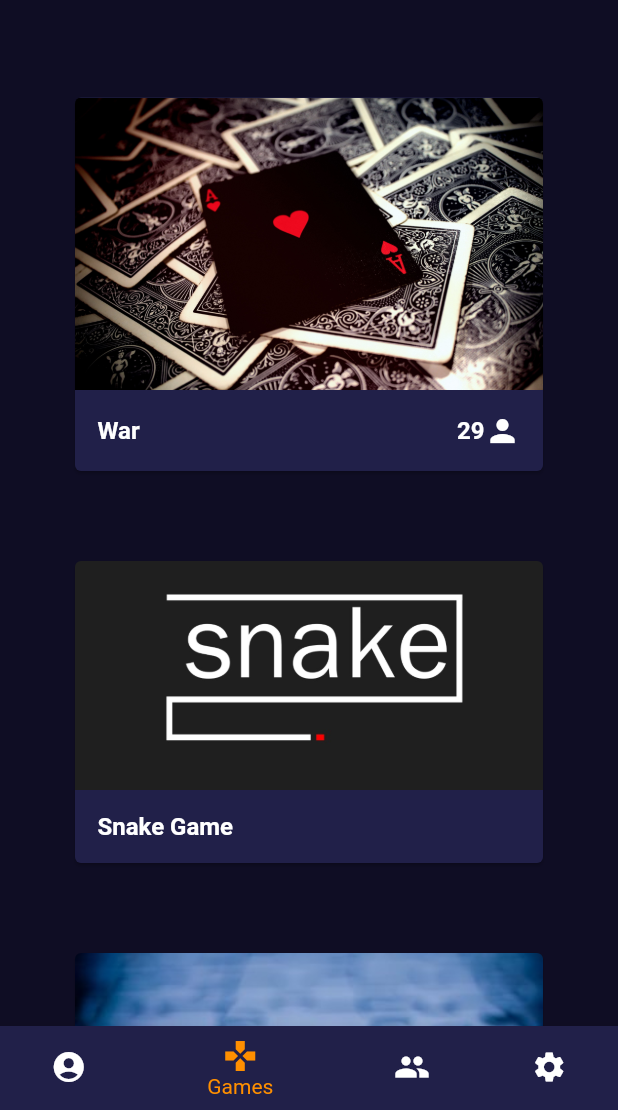
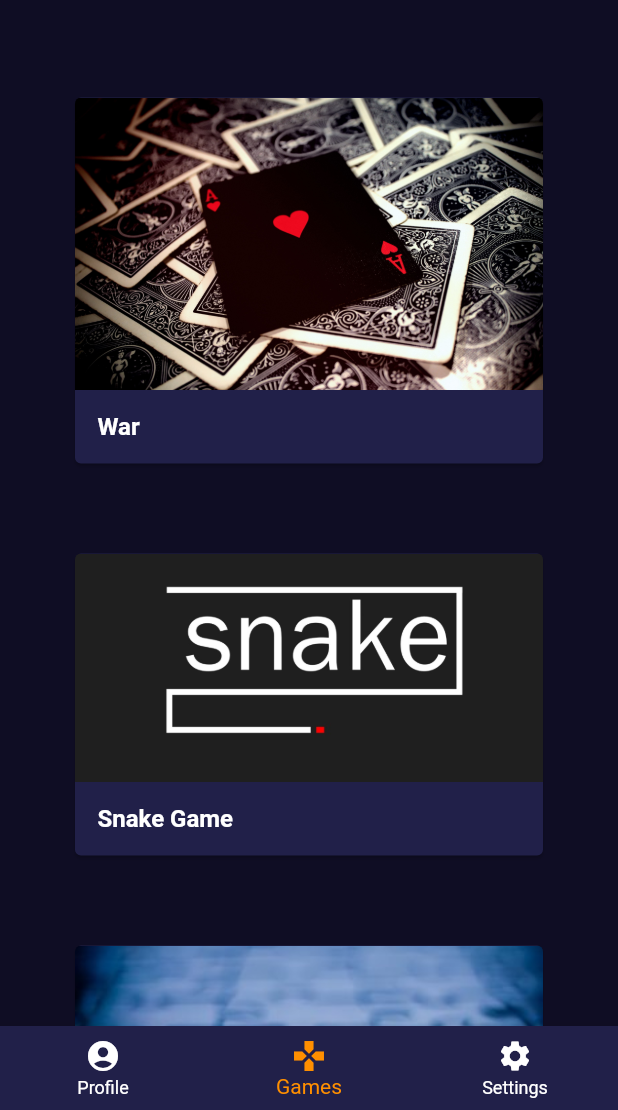
Before and after one commit to Shaurya-Sarma/tabletop_gui, a Flutter app: the HomeScreen screen opened directly with empty values, item 2 of the bottom bar chosen, on a phone screen of 412 x 824 dp, the part 126-1236 px from its top. Run offline on Flutter 3.47's test engine with Material 2 defaults, Android fonts, the phone set to English and light mode, and no system bars; our stand-ins replace audioplayers, cloud_firestore, firebase_auth, flutter_signin_button, google_sign_in, rxdart and 1 more; accounts and stored records are empty; network calls fail.

Commit message:
Getting Ready For Release

```diff
--- a/lib/src/resources/firestore_provider.dart
+++ b/lib/src/resources/firestore_provider.dart
@@ -74,7 +74,7 @@ class FirestoreProvider {
         'displayName': username,
         'email': email,
         'photoUrl':
-            'https://cdn4.iconfinder.com/data/icons/small-n-flat/24/user-alt-512.png',
+            'https://lh3.googleusercontent.com/4ChWnbUKurKdzUWVFlAPqGH9dzlUm9oAH8E4VxHwpW79MPeOY8HQOrkGG-KBVdaZVA=w300',
         'friends': null,
       });
     } catch (e) {
--- a/lib/src/routes.dart
+++ b/lib/src/routes.dart
@@ -5,7 +5,6 @@ import 'package:tabletop_gui/src/screens/home.dart';
 import 'package:tabletop_gui/src/screens/login.dart';
 import 'package:tabletop_gui/src/screens/profile.dart';
 import 'package:tabletop_gui/src/screens/register.dart';
-import 'package:tabletop_gui/src/screens/social.dart';
 import 'package:tabletop_gui/src/screens/user_settings.dart';
 import 'package:tabletop_gui/src/screens/welcome.dart';
 
@@ -16,7 +15,6 @@ final Map<String, WidgetBuilder> routes = <String, WidgetBuilder>{
   "/home": (BuildContext context) => HomeScreen(user: null),
   "/profile": (BuildContext context) => ProfileScreen(user: null),
   "/games": (BuildContext context) => GamesScreen(),
-  "/friends": (BuildContext context) => SocialScreen(),
   "/settings": (BuildContext context) => SettingsScreen(),
   // "/war-lobby": (BuildContext context) => LobbyScreen(),
   // "/war-board": (BuildContext context) => BoardScreen(gameCode: null),
--- a/lib/src/screens/games.dart
+++ b/lib/src/screens/games.dart
@@ -45,23 +45,6 @@ class GamesScreen extends StatelessWidget {
                         color: Colors.white,
                         fontSize: 16.0,
                         fontWeight: FontWeight.w600),
-                  ),
-                ),
-                Padding(
-                  padding: EdgeInsets.all(15.0),
-                  child: Row(
-                    children: <Widget>[
-                      Text("29",
-                          style: TextStyle(
-                            color: Colors.white,
-                            fontSize: 16.0,
-                            fontWeight: FontWeight.w600,
-                          )),
-                      Icon(
-                        Icons.person,
-                        color: Colors.white,
-                      )
-                    ],
                   ),
                 ),
               ],
--- a/lib/src/screens/home.dart
+++ b/lib/src/screens/home.dart
@@ -5,7 +5,6 @@ import 'package:tabletop_gui/src/screens/widgets/logo.dart';
 
 import 'package:tabletop_gui/src/screens/games.dart';
 import 'package:tabletop_gui/src/screens/profile.dart';
-import 'package:tabletop_gui/src/screens/social.dart';
 import 'package:tabletop_gui/src/screens/user_settings.dart';
 
 class HomeScreen extends StatefulWidget {
@@ -22,7 +21,6 @@ class _HomeScreenState extends State<HomeScreen> {
   List<Widget> _children() => <Widget>[
         ProfileScreen(user: widget.user),
         GamesScreen(),
-        SocialScreen(),
         SettingsScreen(),
       ];
 
@@ -50,8 +48,6 @@ class _HomeScreenState extends State<HomeScreen> {
           BottomNavigationBarItem(
               icon: Icon(Icons.gamepad), title: Text("Games")),
           BottomNavigationBarItem(
-              icon: Icon(Icons.people), title: Text("Social")),
-          BottomNavigationBarItem(
               icon: Icon(Icons.settings), title: Text("Settings")),
         ],
         currentIndex: _selectedIndex,
--- a/lib/src/screens/profile.dart
+++ b/lib/src/screens/profile.dart
@@ -43,7 +43,7 @@ class _ProfileScreenState extends State<ProfileScreen> {
 
   Widget userProfileImage() {
     return CircleAvatar(
-      backgroundImage: NetworkImage(widget.user.photoUrl),
+      backgroundImage: NetworkImage("${widget.user.photoUrl}"),
       radius: 100,
     );
   }
--- a/lib/src/screens/widgets/login_form.dart
+++ b/lib/src/screens/widgets/login_form.dart
@@ -82,6 +82,7 @@ class _LoginFormState extends State<LoginForm> {
               decoration: InputDecoration(
                 labelText: StringConstant.emailFieldLabel,
                 prefixIcon: Icon(Icons.email, color: Colors.white),
+                errorText: snapshot.error,
                 enabledBorder: OutlineInputBorder(
                     borderSide: BorderSide(color: Colors.white)),
               ));
@@ -100,6 +101,7 @@ class _LoginFormState extends State<LoginForm> {
             decoration: InputDecoration(
               labelText: StringConstant.passwordFieldLabel,
               prefixIcon: Icon(Icons.lock, color: Colors.white),
+              errorText: snapshot.error,
               enabledBorder: OutlineInputBorder(
                   borderSide: BorderSide(color: Colors.white)),
             ));
--- a/lib/src/screens/widgets/register_form.dart
+++ b/lib/src/screens/widgets/register_form.dart
@@ -3,6 +3,7 @@ import 'package:flutter/material.dart';
 import 'package:tabletop_gui/src/blocs/login_bloc.dart';
 import 'package:tabletop_gui/src/blocs/login_bloc_provider.dart';
 import 'package:tabletop_gui/src/utils/strings.dart';
+import 'package:tabletop_gui/src/utils/toast_utils.dart';
 
 class RegisterForm extends StatefulWidget {
   @override
@@ -60,6 +61,7 @@ class _RegisterFormState extends State<RegisterForm> {
               decoration: InputDecoration(
                 labelText: StringConstant.usernameField,
                 prefixIcon: Icon(Icons.person, color: Colors.white),
+                errorText: snapshot.error,
                 enabledBorder: OutlineInputBorder(
                     borderSide: BorderSide(color: Colors.white)),
               ));
@@ -77,6 +79,7 @@ class _RegisterFormState extends State<RegisterForm> {
               decoration: InputDecoration(
                 labelText: StringConstant.emailFieldLabel,
                 prefixIcon: Icon(Icons.email, color: Colors.white),
+                errorText: snapshot.error,
                 enabledBorder: OutlineInputBorder(
                     borderSide: BorderSide(color: Colors.white)),
               ));
@@ -95,6 +98,7 @@ class _RegisterFormState extends State<RegisterForm> {
             decoration: InputDecoration(
               labelText: StringConstant.passwordFieldLabel,
               prefixIcon: Icon(Icons.lock, color: Colors.white),
+              errorText: snapshot.error,
               enabledBorder: OutlineInputBorder(
                   borderSide: BorderSide(color: Colors.white)),
             ));
@@ -114,6 +118,8 @@ class _RegisterFormState extends State<RegisterForm> {
         if (_bloc.validateFields()) {
           _bloc.registerWithEmail();
           Navigator.pushNamed(context, '/login');
+          ToastUtils.showToast(
+              context, "User Successfully Created!", Colors.green[300]);
         } else {
           showErrorMessage();
         }
--- a/lib/src/utils/strings.dart
+++ b/lib/src/utils/strings.dart
@@ -25,4 +25,7 @@ class StringConstant {
   static const String warTitle = "War";
   static const String snakeGameTitle = "Snake Game";
   static const String fifteenPuzzleTitle = "Fifteen Puzzle";
+
+  static const String warStartErrorMessage =
+      "Need Two Players To Start. Invite A Friend!";
 }
```
Also changed, not shown: lib/src/screens/social.dart (deleted, +0 -10 lines), lib/src/screens/war-card-game/war_board.dart (+16 -4 lines), lib/src/utils/toast_utils.dart (+6 -4 lines).
